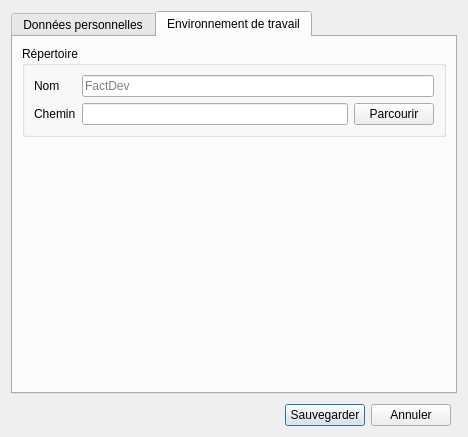
FACT-Team/FactDev, file src/gui/dialogs/userdatadialog.ui: the form before one commit.
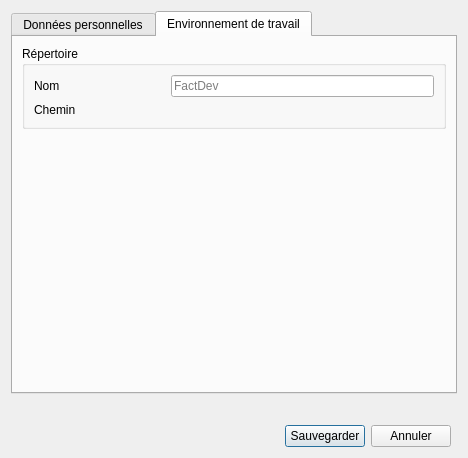
The form after the commit. The open tabs and pages were chosen to show the change. Icons and pictures are not drawn. Custom widgets are drawn as their Qt base class.

Commit message: User choseDirectoryWidget in userdatadialog

The edit to the form file:
```diff
--- a/src/gui/dialogs/userdatadialog.ui
+++ b/src/gui/dialogs/userdatadialog.ui
@@ -7,7 +7,7 @@
     <x>0</x>
     <y>0</y>
     <width>468</width>
-    <height>437</height>
+    <height>458</height>
    </rect>
   </property>
   <property name="windowTitle">
@@ -302,17 +302,6 @@
             </property>
            </widget>
           </item>
-          <item row="1" column="2">
-           <widget class="QPushButton" name="btnBrowseWorkspace">
-            <property name="text">
-             <string>Parcourir</string>
-            </property>
-            <property name="icon">
-             <iconset resource="../../icons.qrc">
-              <normaloff>:/icons/img/folder.png</normaloff>:/icons/img/folder.png</iconset>
-            </property>
-           </widget>
-          </item>
           <item row="1" column="0">
            <widget class="QLabel" name="lbWorkspacePath">
             <property name="text">
@@ -320,13 +309,6 @@
             </property>
            </widget>
           </item>
-          <item row="1" column="1">
-           <widget class="QLineEdit" name="leWorkspacePath">
-            <property name="placeholderText">
-             <string/>
-            </property>
-           </widget>
-          </item>
           <item row="0" column="1" colspan="2">
            <widget class="QLineEdit" name="leWorkspaceName">
             <property name="placeholderText">
@@ -334,6 +316,9 @@
             </property>
            </widget>
           </item>
+          <item row="1" column="1" colspan="2">
+           <widget class="Gui::Widgets::Path::ChoseDirectoryWidget" name="wdgWorkspacePath" native="true"/>
+          </item>
          </layout>
         </widget>
        </item>
@@ -426,6 +411,12 @@
     <slot>fieldTextChanged(QString)</slot>
    </slots>
   </customwidget>
+  <customwidget>
+   <class>Gui::Widgets::Path::ChoseDirectoryWidget</class>
+   <extends>QWidget</extends>
+   <header>gui/widgets/path/chosedirectorywidget.h</header>
+   <container>1</container>
+  </customwidget>
  </customwidgets>
  <tabstops>
   <tabstop>leLastname</tabstop>
```
Left out of the diff: 20 changed lines with no effect on the pictures. The commit also changes 2 other files.
